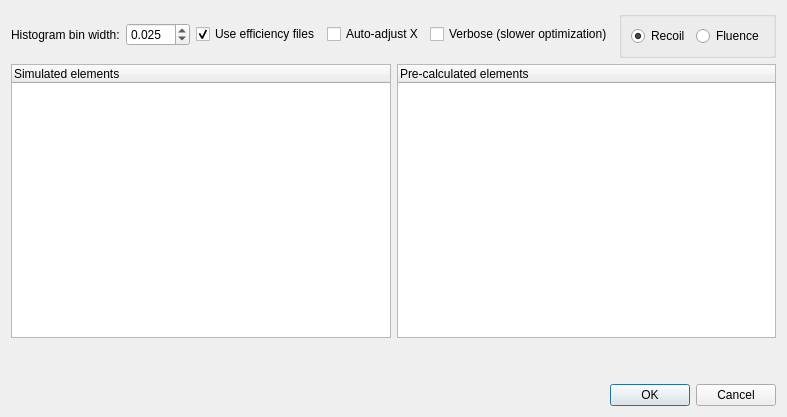
Above: ui_files/ui_optimization_params.ui from JYU-IBA/potku before the change. Below: the same form after it.
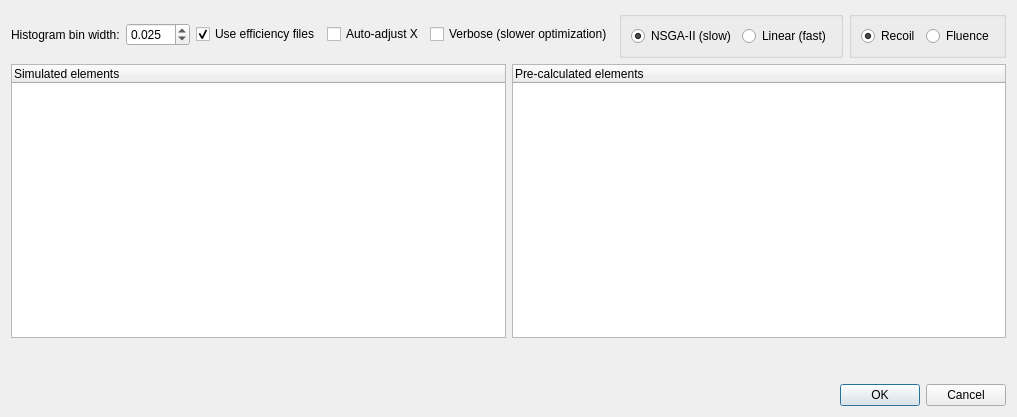
That is the form after the change.

Commit message:
Add NSGA-II/linear method button (#193)
- the button doesn't affect optimization yet

Diff of the .ui file:
```diff
--- a/ui_files/ui_optimization_params.ui
+++ b/ui_files/ui_optimization_params.ui
@@ -97,7 +97,36 @@
         </spacer>
        </item>
        <item>
-        <widget class="QGroupBox" name="groupBox">
+        <widget class="QGroupBox" name="methodGroupBox">
+         <property name="title">
+          <string/>
+         </property>
+         <property name="flat">
+          <bool>false</bool>
+         </property>
+         <layout class="QHBoxLayout" name="horizontalLayout_4">
+          <item>
+           <widget class="QRadioButton" name="nsgaiiRadioButton">
+            <property name="text">
+             <string>NSGA-II (slow)</string>
+            </property>
+            <property name="checked">
+             <bool>true</bool>
+            </property>
+           </widget>
+          </item>
+          <item>
+           <widget class="QRadioButton" name="linearRadioButton">
+            <property name="text">
+             <string>Linear (fast)</string>
+            </property>
+           </widget>
+          </item>
+         </layout>
+        </widget>
+       </item>
+       <item>
+        <widget class="QGroupBox" name="typeGroupBox">
          <property name="title">
           <string/>
          </property>
```
The commit also changes 2 other files.
